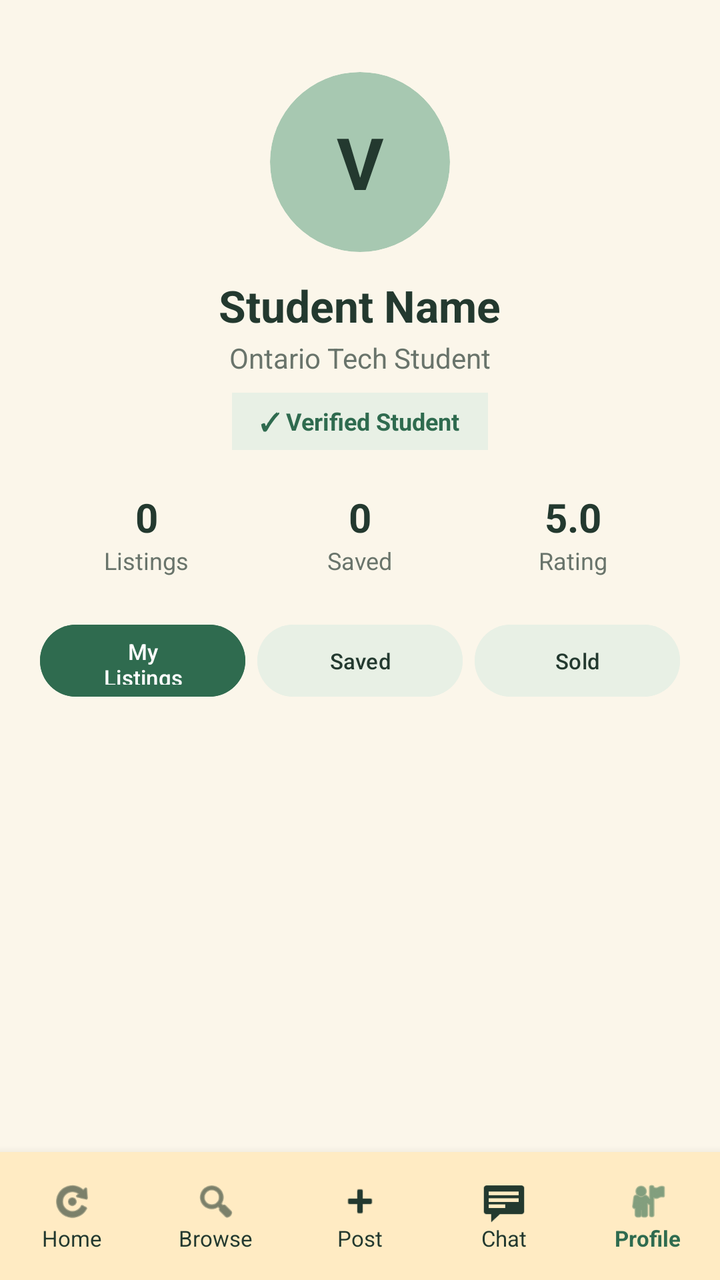
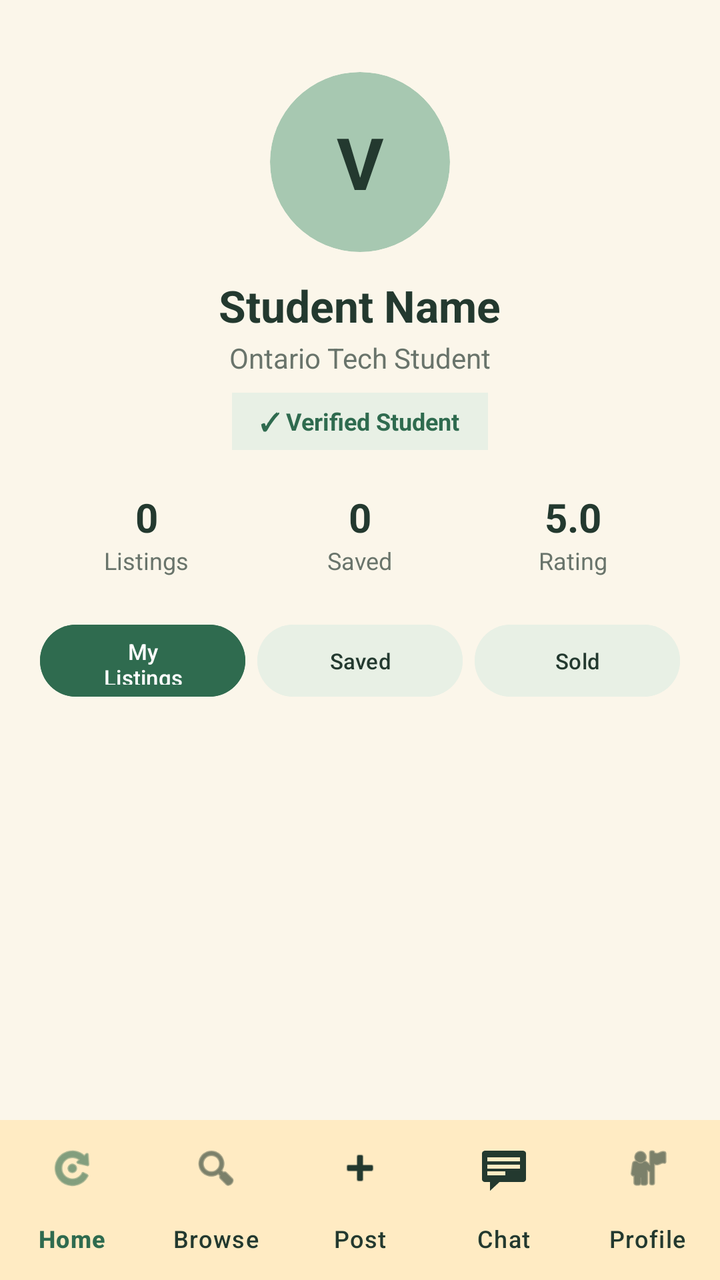

Before-and-after screenshots of an Android layout around one commit, followed by the original layout XML and the change that was made.
<!-- AndroidManifest.xml: application theme Theme.NOXApp -->
<!-- res/layout/activity_profile.xml -->
<?xml version="1.0" encoding="utf-8"?>
<androidx.coordinatorlayout.widget.CoordinatorLayout
    xmlns:android="http://schemas.android.com/apk/res/android"
    xmlns:app="http://schemas.android.com/apk/res-auto"
    android:id="@+id/profileRoot"
    android:layout_width="match_parent"
    android:layout_height="match_parent"
    android:background="@color/nox_cream_bg">

    <androidx.core.widget.NestedScrollView
        android:layout_width="match_parent"
        android:layout_height="match_parent"
        android:fillViewport="true"
        android:paddingBottom="72dp">

        <LinearLayout
            android:layout_width="match_parent"
            android:layout_height="wrap_content"
            android:gravity="center_horizontal"
            android:orientation="vertical"
            android:padding="20dp">

            
            <androidx.cardview.widget.CardView
                android:layout_width="90dp"
                android:layout_height="90dp"
                android:layout_marginTop="16dp"
                app:cardBackgroundColor="@color/nox_card_green"
                app:cardCornerRadius="45dp"
                app:cardElevation="0dp">

                <TextView
                    android:id="@+id/profileAvatarInitial"
                    android:layout_width="match_parent"
                    android:layout_height="match_parent"
                    android:gravity="center"
                    android:text="V"
                    android:textColor="@color/nox_dark_green"
                    android:textSize="36sp"
                    android:textStyle="bold" />
            </androidx.cardview.widget.CardView>

            
            <TextView
                android:id="@+id/profileNameText"
                android:layout_width="wrap_content"
                android:layout_height="wrap_content"
                android:layout_marginTop="12dp"
                android:text="Student Name"
                android:textColor="@color/nox_dark_green"
                android:textSize="22sp"
                android:textStyle="bold" />

            <TextView
                android:id="@+id/profileSchoolText"
                android:layout_width="wrap_content"
                android:layout_height="wrap_content"
                android:layout_marginTop="2dp"
                android:text="Ontario Tech Student"
                android:textColor="@color/nox_subtext"
                android:textSize="14sp" />

            
            <TextView
                android:id="@+id/verifiedBadge"
                android:layout_width="wrap_content"
                android:layout_height="wrap_content"
                android:layout_marginTop="8dp"
                android:background="@color/nox_chip_bg"
                android:paddingHorizontal="14dp"
                android:paddingVertical="6dp"
                android:text="✓ Verified Student"
                android:textColor="@color/nox_primary_green"
                android:textSize="12sp"
                android:textStyle="bold" />

            
            <LinearLayout
                android:layout_width="match_parent"
                android:layout_height="wrap_content"
                android:layout_marginTop="20dp"
                android:baselineAligned="false"
                android:orientation="horizontal"
                android:weightSum="3">

                <LinearLayout
                    android:layout_width="0dp"
                    android:layout_height="wrap_content"
                    android:layout_weight="1"
                    android:gravity="center"
                    android:orientation="vertical">

                    <TextView
                        android:id="@+id/statListingsCount"
                        android:layout_width="wrap_content"
                        android:layout_height="wrap_content"
                        android:text="0"
                        android:textColor="@color/nox_dark_green"
                        android:textSize="20sp"
                        android:textStyle="bold" />

                    <TextView
                        android:layout_width="wrap_content"
                        android:layout_height="wrap_content"
                        android:text="Listings"
                        android:textColor="@color/nox_subtext"
                        android:textSize="12sp" />
                </LinearLayout>

                <LinearLayout
                    android:layout_width="0dp"
                    android:layout_height="wrap_content"
                    android:layout_weight="1"
                    android:gravity="center"
                    android:orientation="vertical">

                    <TextView
                        android:id="@+id/statSavedCount"
                        android:layout_width="wrap_content"
                        android:layout_height="wrap_content"
                        android:text="0"
                        android:textColor="@color/nox_dark_green"
                        android:textSize="20sp"
                        android:textStyle="bold" />

                    <TextView
                        android:layout_width="wrap_content"
                        android:layout_height="wrap_content"
                        android:text="Saved"
                        android:textColor="@color/nox_subtext"
                        android:textSize="12sp" />
                </LinearLayout>

                <LinearLayout
                    android:layout_width="0dp"
                    android:layout_height="wrap_content"
                    android:layout_weight="1"
                    android:gravity="center"
                    android:orientation="vertical">

                    <TextView
                        android:layout_width="wrap_content"
                        android:layout_height="wrap_content"
                        android:text="5.0"
                        android:textColor="@color/nox_dark_green"
                        android:textSize="20sp"
                        android:textStyle="bold" />

                    <TextView
                        android:layout_width="wrap_content"
                        android:layout_height="wrap_content"
                        android:text="Rating"
                        android:textColor="@color/nox_subtext"
                        android:textSize="12sp" />
                </LinearLayout>
            </LinearLayout>

            
            <LinearLayout
                android:layout_width="match_parent"
                android:layout_height="44dp"
                android:layout_marginTop="20dp"
                android:orientation="horizontal"
                android:weightSum="3">

                <Button
                    android:id="@+id/tabMyListings"
                    android:layout_width="0dp"
                    android:layout_height="match_parent"
                    android:layout_marginEnd="4dp"
                    android:layout_weight="1"
                    android:backgroundTint="@color/nox_primary_green"
                    android:text="My Listings"
                    android:textColor="@color/white"
                    android:textSize="11sp" />

                <Button
                    android:id="@+id/tabSaved"
                    android:layout_width="0dp"
                    android:layout_height="match_parent"
                    android:layout_marginHorizontal="2dp"
                    android:layout_weight="1"
                    android:backgroundTint="@color/nox_chip_bg"
                    android:text="Saved"
                    android:textColor="@color/nox_dark_green"
                    android:textSize="11sp" />

                <Button
                    android:id="@+id/tabSold"
                    android:layout_width="0dp"
                    android:layout_height="match_parent"
                    android:layout_marginStart="4dp"
                    android:layout_weight="1"
                    android:backgroundTint="@color/nox_chip_bg"
                    android:text="Sold"
                    android:textColor="@color/nox_dark_green"
                    android:textSize="11sp" />
            </LinearLayout>

            
            <androidx.recyclerview.widget.RecyclerView
                android:id="@+id/profileRecyclerView"
                android:layout_width="match_parent"
                android:layout_height="wrap_content"
                android:layout_marginTop="16dp"
                android:nestedScrollingEnabled="false" />

            
            <TextView
                android:id="@+id/profileEmptyNotice"
                android:layout_width="wrap_content"
                android:layout_height="wrap_content"
                android:layout_marginTop="32dp"
                android:text="No items here yet."
                android:textColor="@color/nox_subtext"
                android:visibility="gone" />

        </LinearLayout>
    </androidx.core.widget.NestedScrollView>

    
    <LinearLayout
        android:id="@+id/profileBottomNav"
        android:layout_width="match_parent"
        android:layout_height="64dp"
        android:layout_gravity="bottom"
        android:background="@color/nox_nav_bg"
        android:elevation="8dp"
        android:gravity="center"
        android:orientation="horizontal"
        android:weightSum="5">

        <LinearLayout
            android:id="@+id/pNavHome"
            android:layout_width="0dp"
            android:layout_height="match_parent"
            android:layout_weight="1"
            android:gravity="center"
            android:orientation="vertical">

            <ImageView
                android:layout_width="22dp"
                android:layout_height="22dp"
                android:contentDescription="Home"
                android:src="@android:drawable/ic_menu_rotate"
                app:tint="@color/nox_dark_green" />

            <TextView
                android:layout_width="wrap_content"
                android:layout_height="wrap_content"
                android:text="Home"
                android:textColor="@color/nox_dark_green"
                android:textSize="11sp" />
        </LinearLayout>

        <LinearLayout
            android:id="@+id/pNavBrowse"
            android:layout_width="0dp"
            android:layout_height="match_parent"
            android:layout_weight="1"
            android:gravity="center"
            android:orientation="vertical">

            <ImageView
                android:layout_width="22dp"
                android:layout_height="22dp"
                android:contentDescription="Browse"
                android:src="@android:drawable/ic_menu_search"
                app:tint="@color/nox_dark_green" />

            <TextView
                android:layout_width="wrap_content"
                android:layout_height="wrap_content"
                android:text="Browse"
                android:textColor="@color/nox_dark_green"
                android:textSize="11sp" />
        </LinearLayout>

        <LinearLayout
            android:id="@+id/pNavPost"
            android:layout_width="0dp"
            android:layout_height="match_parent"
            android:layout_weight="1"
            android:gravity="center"
            android:orientation="vertical">

            <ImageView
                android:layout_width="22dp"
                android:layout_height="22dp"
                android:contentDescription="Post"
                android:src="@android:drawable/ic_input_add"
                app:tint="@color/nox_dark_green" />

            <TextView
                android:layout_width="wrap_content"
                android:layout_height="wrap_content"
                android:text="Post"
                android:textColor="@color/nox_dark_green"
                android:textSize="11sp" />
        </LinearLayout>

        <LinearLayout
            android:id="@+id/pNavChat"
            android:layout_width="0dp"
            android:layout_height="match_parent"
            android:layout_weight="1"
            android:gravity="center"
            android:orientation="vertical">

            <ImageView
                android:layout_width="22dp"
                android:layout_height="22dp"
                android:contentDescription="Chat"
                android:src="@android:drawable/stat_notify_chat"
                app:tint="@color/nox_dark_green" />

            <TextView
                android:layout_width="wrap_content"
                android:layout_height="wrap_content"
                android:text="Chat"
                android:textColor="@color/nox_dark_green"
                android:textSize="11sp" />
        </LinearLayout>

        <LinearLayout
            android:id="@+id/pNavProfile"
            android:layout_width="0dp"
            android:layout_height="match_parent"
            android:layout_weight="1"
            android:gravity="center"
            android:orientation="vertical">

            <ImageView
                android:layout_width="22dp"
                android:layout_height="22dp"
                android:contentDescription="Profile"
                app:tint="@color/nox_primary_green"
                android:src="@android:drawable/ic_menu_myplaces" />

            <TextView
                android:layout_width="wrap_content"
                android:layout_height="wrap_content"
                android:text="Profile"
                android:textColor="@color/nox_primary_green"
                android:textSize="11sp"
                android:textStyle="bold" />
        </LinearLayout>
    </LinearLayout>

</androidx.coordinatorlayout.widget.CoordinatorLayout>
<!-- resources referenced by this layout -->
<resources>
  <color name="nox_card_green">#A7C8B1</color>
  <color name="nox_chip_bg">#E8F0E5</color>
  <color name="nox_cream_bg">#FBF6EA</color>
  <color name="nox_dark_green">#23392F</color>
  <color name="nox_nav_bg">#FFEBC3</color>
  <color name="nox_primary_green">#2F6B4F</color>
  <color name="nox_subtext">#69746B</color>
  <color name="white">#FFFFFFFF</color>
  <style name="Theme.NOXApp" parent="Base.Theme.NOXApp" />
  <style name="Base.Theme.NOXApp" parent="Theme.Material3.DayNight.NoActionBar">
          
          
      </style>
</resources>

<!-- the commit's change to res/layout/activity_profile.xml (unified diff, before → after) -->
@@ -218,133 +218,16 @@
         </LinearLayout>
     </androidx.core.widget.NestedScrollView>
 
-    
-    <LinearLayout
+    <com.google.android.material.bottomnavigation.BottomNavigationView
         android:id="@+id/profileBottomNav"
         android:layout_width="match_parent"
-        android:layout_height="64dp"
+        android:layout_height="wrap_content"
         android:layout_gravity="bottom"
         android:background="@color/nox_nav_bg"
-        android:elevation="8dp"
-        android:gravity="center"
-        android:orientation="horizontal"
-        android:weightSum="5">
-
-        <LinearLayout
-            android:id="@+id/pNavHome"
-            android:layout_width="0dp"
-            android:layout_height="match_parent"
-            android:layout_weight="1"
-            android:gravity="center"
-            android:orientation="vertical">
-
-            <ImageView
-                android:layout_width="22dp"
-                android:layout_height="22dp"
-                android:contentDescription="Home"
-                android:src="@android:drawable/ic_menu_rotate"
-                app:tint="@color/nox_dark_green" />
-
-            <TextView
-                android:layout_width="wrap_content"
-                android:layout_height="wrap_content"
-                android:text="Home"
-                android:textColor="@color/nox_dark_green"
-                android:textSize="11sp" />
-        </LinearLayout>
-
-        <LinearLayout
-            android:id="@+id/pNavBrowse"
-            android:layout_width="0dp"
-            android:layout_height="match_parent"
-            android:layout_weight="1"
-            android:gravity="center"
-            android:orientation="vertical">
-
-            <ImageView
-                android:layout_width="22dp"
-                android:layout_height="22dp"
-                android:contentDescription="Browse"
-                android:src="@android:drawable/ic_menu_search"
-                app:tint="@color/nox_dark_green" />
-
-            <TextView
-                android:layout_width="wrap_content"
-                android:layout_height="wrap_content"
-                android:text="Browse"
-                android:textColor="@color/nox_dark_green"
-                android:textSize="11sp" />
-        </LinearLayout>
-
-        <LinearLayout
-            android:id="@+id/pNavPost"
-            android:layout_width="0dp"
-            android:layout_height="match_parent"
-            android:layout_weight="1"
-            android:gravity="center"
-            android:orientation="vertical">
-
-            <ImageView
-                android:layout_width="22dp"
-                android:layout_height="22dp"
-                android:contentDescription="Post"
-                android:src="@android:drawable/ic_input_add"
-                app:tint="@color/nox_dark_green" />
-
-            <TextView
-                android:layout_width="wrap_content"
-                android:layout_height="wrap_content"
-                android:text="Post"
-                android:textColor="@color/nox_dark_green"
-                android:textSize="11sp" />
-        </LinearLayout>
-
-        <LinearLayout
-            android:id="@+id/pNavChat"
-            android:layout_width="0dp"
-            android:layout_height="match_parent"
-            android:layout_weight="1"
-            android:gravity="center"
-            android:orientation="vertical">
-
-            <ImageView
-                android:layout_width="22dp"
-                android:layout_height="22dp"
-                android:contentDescription="Chat"
-                android:src="@android:drawable/stat_notify_chat"
-                app:tint="@color/nox_dark_green" />
-
-            <TextView
-                android:layout_width="wrap_content"
-                android:layout_height="wrap_content"
-                android:text="Chat"
-                android:textColor="@color/nox_dark_green"
-                android:textSize="11sp" />
-        </LinearLayout>
-
-        <LinearLayout
-            android:id="@+id/pNavProfile"
-            android:layout_width="0dp"
-            android:layout_height="match_parent"
-            android:layout_weight="1"
-            android:gravity="center"
-            android:orientation="vertical">
-
-            <ImageView
-                android:layout_width="22dp"
-                android:layout_height="22dp"
-                android:contentDescription="Profile"
-                app:tint="@color/nox_primary_green"
-                android:src="@android:drawable/ic_menu_myplaces" />
-
-            <TextView
-                android:layout_width="wrap_content"
-                android:layout_height="wrap_content"
-                android:text="Profile"
-                android:textColor="@color/nox_primary_green"
-                android:textSize="11sp"
-                android:textStyle="bold" />
-        </LinearLayout>
-    </LinearLayout>
+        app:paddingBottomSystemWindowInsets="false"
+        app:itemIconTint="@color/bottom_nav_item"
+        app:itemTextColor="@color/bottom_nav_item"
+        app:labelVisibilityMode="labeled"
+        app:menu="@menu/bottom_navigation" />
 
 </androidx.coordinatorlayout.widget.CoordinatorLayout>
